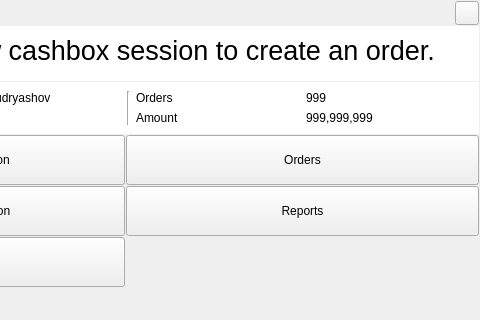
The window that Waiter/dlgdashboard.ui (End1-1/Cafe5) describes before a commit, drawn with Qt 5; both pictures show x 582 to 1062 and y 0 to 320 of the 1062 by 884 pixel window.
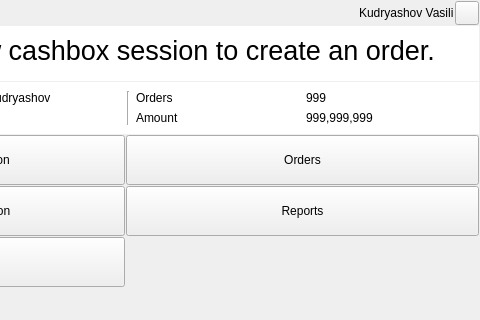
The same window after the commit. Icons and pictures are not drawn.

Diff of the .ui file:
```diff
--- a/Waiter/dlgdashboard.ui
+++ b/Waiter/dlgdashboard.ui
@@ -67,6 +67,13 @@
         </property>
        </spacer>
       </item>
+      <item>
+       <widget class="QLabel" name="lbStaff">
+        <property name="text">
+         <string>Kudryashov Vasili</string>
+        </property>
+       </widget>
+      </item>
       <item>
        <widget class="QToolButton" name="btnClose">
         <property name="sizePolicy">
```
